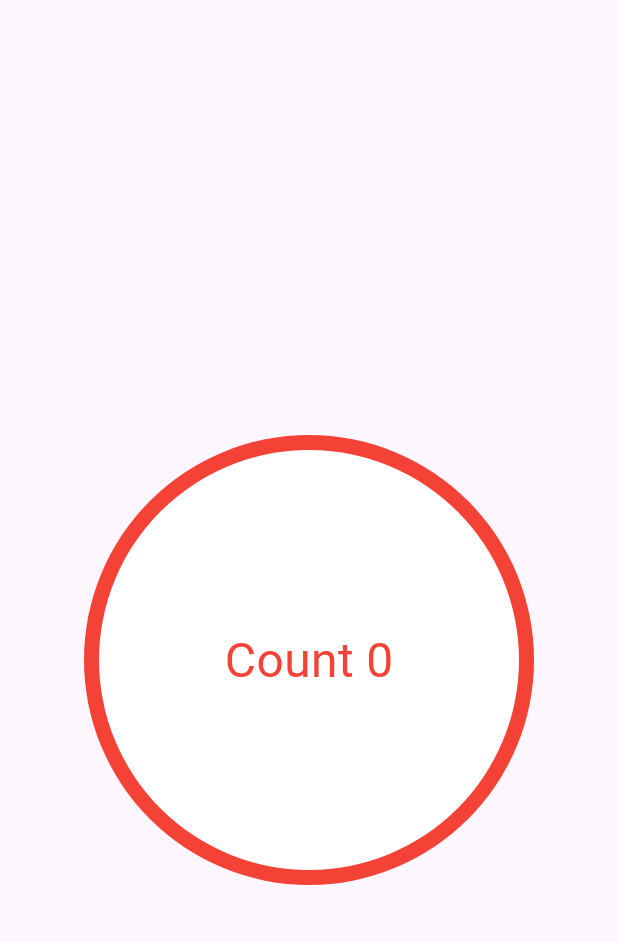
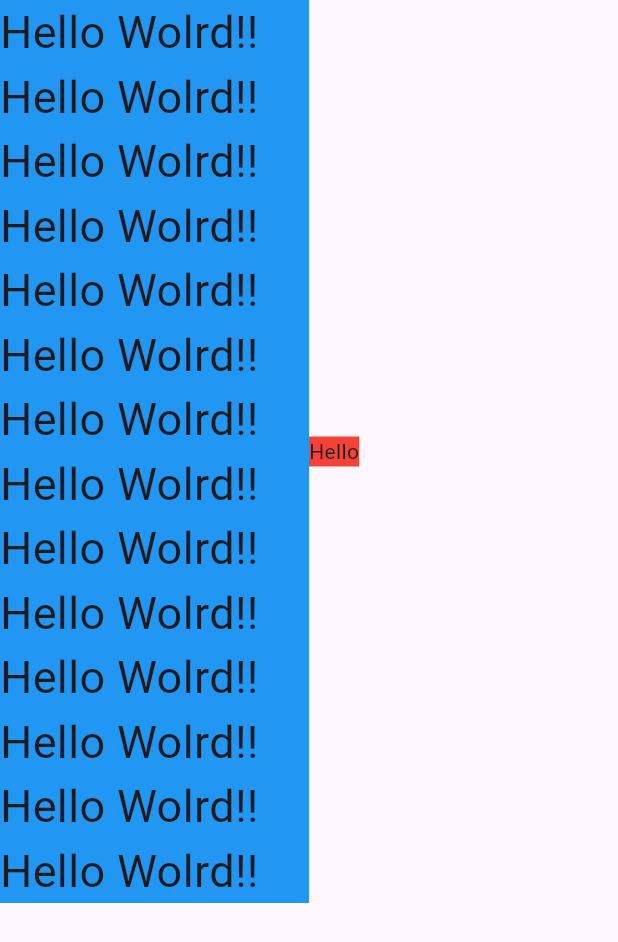
Before and after one commit to freechird2/flutter_practice, a Flutter app: the screen it shows after launch, on a phone screen of 412 x 824 dp. Shown: the top 942 px of the screen. Run offline on Flutter 3.47's test engine with Material 3 defaults, Android fonts, the phone set to English and light mode, and no system bars.

Commit message:
Part2-ch02_4

```diff
--- a/flutter_example/lib/main.dart
+++ b/flutter_example/lib/main.dart
@@ -1,269 +1,65 @@
 import 'package:flutter/material.dart';
 
 void main() {
-  runApp(
-    MaterialApp(
-      home: Scaffold(
-        appBar: AppBar(
-
-        ),
-        body: Body(),
-      )
-    )
-  );
+  runApp(MaterialApp(home: HomeWidget()));
 }
 
-class Body extends StatelessWidget {
-  const Body({super.key});
+class HomeWidget extends StatelessWidget {
+  const HomeWidget({super.key});
 
   @override
   Widget build(BuildContext context) {
-    return Center(
-      child: Stack(
-        children: [
-          Align(
-            alignment: Alignment.center,
-            child: Container(
-              width: 300,
-              height: 300,
-              decoration: BoxDecoration(
-                color: Colors.red,
-                borderRadius: BorderRadius.circular(150)
-              ),
-            ),
-          ),
-          Align(
-            alignment: Alignment.center,
-            child: Container(
-              width: 280,
-              height: 280,
-              decoration: BoxDecoration(
-                  color: Colors.white,
-                  borderRadius: BorderRadius.circular(140)
-              ),
-            ),
-          ),
-          Align(
-            alignment: Alignment.center,
-            child: Text(
-                'Count 0',
-              style: TextStyle(color: Colors.red, fontSize: 32),
-            ),
-          )
-          // Container(
-          //   width: 500,
-          //   height: 500,
-          //   color: Colors.black,
-          // ),
-          // Container(
-          //   width: 400,
-          //   height: 400,
-          //   color: Colors.red,
-          // ),
-          // Container(
-          //   width: 300,
-          //   height: 300,
-          //   color: Colors.blue,
-          // ),
-          // Align(
-          //   alignment: Alignment(0.5, -0.5),
-          //   child: Container(
-          //     width: 200,
-          //     height: 200,
-          //     color: Colors.green,
-          //   ),
-          // ),
-          // Positioned(
-          //   bottom: 50,
-          //   right: 30,
-          //   child: Container(
-          //     width: 200,
-          //     height: 200,
-          //     color: Colors.green,
-          //   ),
-          // )
-        ],
-      ),
-    );
+    return const SafeArea(child: Scaffold(body: ConstraintsWidget()));
   }
 }
 
+class ConstraintsWidget extends StatelessWidget {
+  const ConstraintsWidget({super.key});
 
-// class Body extends StatelessWidget {
-//   const Body({super.key});
-//
-//   @override
-//   Widget build(BuildContext context) {
-//     return SingleChildScrollView(
-//       child: Column(
-//         children: [
-//           Container(
-//             width: 100,
-//             height: 100,
-//             color: Colors.red,
-//             margin: EdgeInsets.symmetric(vertical: 8)
-//           ),
-//           Expanded(
-//               child: Container(
-//                 color: Colors.blue
-//               )
-//           ),
-//           Container(
-//               width: 100,
-//               height: 100,
-//               color: Colors.red,
-//               margin: EdgeInsets.symmetric(vertical: 8)
-//           ),
-//           Container(
-//               width: 100,
-//               height: 100,
-//               color: Colors.red,
-//               margin: EdgeInsets.symmetric(vertical: 8)
-//           ),
-//           Container(
-//               width: 100,
-//               height: 100,
-//               color: Colors.red,
-//               margin: EdgeInsets.symmetric(vertical: 8)
-//           ),
-//           Container(
-//               width: 100,
-//               height: 100,
-//               color: Colors.red,
-//               margin: EdgeInsets.symmetric(vertical: 8)
-//           )
-//         ],
-//       ),
-//     );
-//   }
-// }
-
-
-// void main() {
-//   runApp(
-//     MaterialApp(
-//       home: Scaffold(
-//         appBar: AppBar(
-//           title: Text('Widget을 상하좌우로 배치하기')
-//         ),
-//         body: Body(),
-//       ),
-//     )
-//   );
-// }
-//
-// class Body extends StatelessWidget {
-//   const Body({super.key});
-//
-//   @override
-//   Widget build(BuildContext context) {
-//     return SingleChildScrollView(
-//       scrollDirection: Axis.horizontal,
-//       child: Row(
-//         children: [
-//           Container(
-//             color: Colors.grey,
-//             width: 100,
-//             height: 100,
-//             margin: EdgeInsets.symmetric(horizontal: 8)
-//           ),
-//           Container(
-//               color: Colors.grey,
-//               width: 100,
-//               height: 100,
-//               margin: EdgeInsets.symmetric(horizontal: 8)
-//           ),
-//           Container(
-//               color: Colors.grey,
-//               width: 100,
-//               height: 100,
-//               margin: EdgeInsets.symmetric(horizontal: 8)
-//           ),
-//           Container(
-//               color: Colors.grey,
-//               width: 100,
-//               height: 100,
-//               margin: EdgeInsets.symmetric(horizontal: 8)
-//           ),
-//           Container(
-//               color: Colors.grey,
-//               width: 100,
-//               height: 100,
-//               margin: EdgeInsets.symmetric(horizontal: 8)
-//           ),
-//           Container(
-//               color: Colors.grey,
-//               width: 100,
-//               height: 100,
-//               margin: EdgeInsets.symmetric(horizontal: 8)
-//           ),
-//           Container(
-//               color: Colors.grey,
-//               width: 100,
-//               height: 100,
-//               margin: EdgeInsets.symmetric(horizontal: 8)
-//           ),
-//           Container(
-//               color: Colors.grey,
-//               width: 100,
-//               height: 100,
-//               margin: EdgeInsets.symmetric(horizontal: 8)
-//           ),
-//           Container(
-//               color: Colors.grey,
-//               width: 100,
-//               height: 100,
-//               margin: EdgeInsets.symmetric(horizontal: 8)
-//           ),
-//           Container(
-//               color: Colors.grey,
-//               width: 100,
-//               height: 100,
-//               margin: EdgeInsets.symmetric(horizontal: 8)
-//           ),
-//         ],
-//       ),
-//     );
-//     // return Container(
-//     //   color: Colors.amber,
-//     //   width: 100,
-//     //   child: Column(
-//     //     mainAxisAlignment: MainAxisAlignment.end,
-//     //     crossAxisAlignment: CrossAxisAlignment.end,
-//     //     children: [
-//     //       Row(
-//     //         mainAxisSize: MainAxisSize.max,
-//     //         mainAxisAlignment: MainAxisAlignment.end,
-//     //         crossAxisAlignment: CrossAxisAlignment.center,
-//     //         children: [
-//     //           Container(
-//     //             width: 100,
-//     //             height: 80,
-//     //             color: Colors.red,
-//     //             child: Text('Container1'),
-//     //           ),
-//     //           Container(
-//     //             width: 100,
-//     //             height: 80,
-//     //             color: Colors.blue,
-//     //             child: Text('Container2'),
-//     //           ),
-//     //           Container(
-//     //             width: 100,
-//     //             height: 80,
-//     //             color: Colors.green,
-//     //             child: Text('Container3'),
-//     //           )
-//     //         ],
-//     //       ),
-//     //       Container(
-//     //         width: 300,
-//     //         height: 120,
-//     //         color: Colors.grey,
-//     //         child: Text('Container4'),
-//     //       )
-//     //     ]
-//     //   ),
-//     // );
-//   }
-// }
+  @override
+  Widget build(BuildContext context) {
+    return Row(
+      children: [
+        Flexible(
+          child: Container(
+              color: Colors.blue,
+              child: Text(
+                'Hello Wolrd!!Hello Wolrd!!Hello Wolrd!!Hello Wolrd!!Hello Wolrd!!Hello Wolrd!!Hello Wolrd!!Hello Wolrd!!Hello Wolrd!!Hello Wolrd!!Hello Wolrd!!Hello Wolrd!!Hello Wolrd!!Hello Wolrd!!',
+                style: TextStyle(fontSize: 30),
+              )),
+        ),
+        Flexible(child: Container(color: Colors.red, child: Text('Hello')))
+      ],
+    );
+    // return Container(
+    //   height: 500,
+    //   width: 500,
+    //   color: Colors.blue,
+    //   child: Center(
+    //     child: OverflowBox(
+    //         child: Container(
+    //           width: 300,
+    //           height: 700,
+    //           color: Colors.green,
+    //         ),
+    //       ),
+    //   ),
+    //
+    //   // child: Center(
+    //   //   child: Container(
+    //   //     constraints: BoxConstraints.tight(
+    //   //         Size(200, 200)
+    //   //     ),
+    //   //     color: Colors.red,
+    //   //     height: 300,
+    //   //     width: 300,
+    //   //     child: Container(
+    //   //       width: 50,
+    //   //       height: 50,
+    //   //       color: Colors.green,
+    //   //     ),
+    //   //   ),
+    //   // )
+    // );
+  }
+}
```
